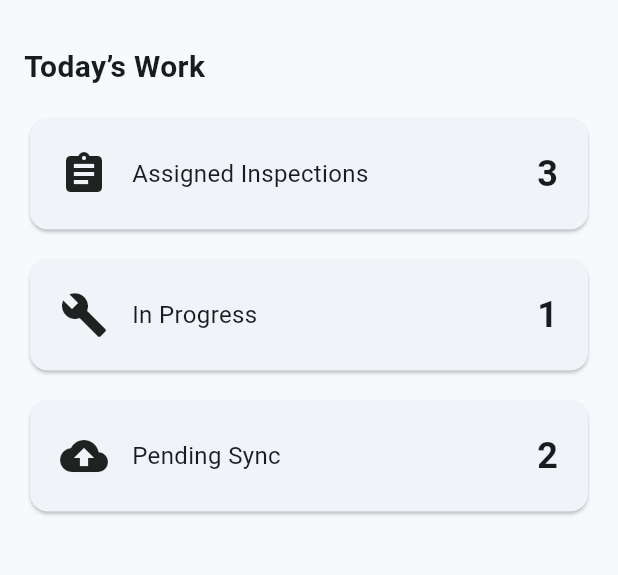
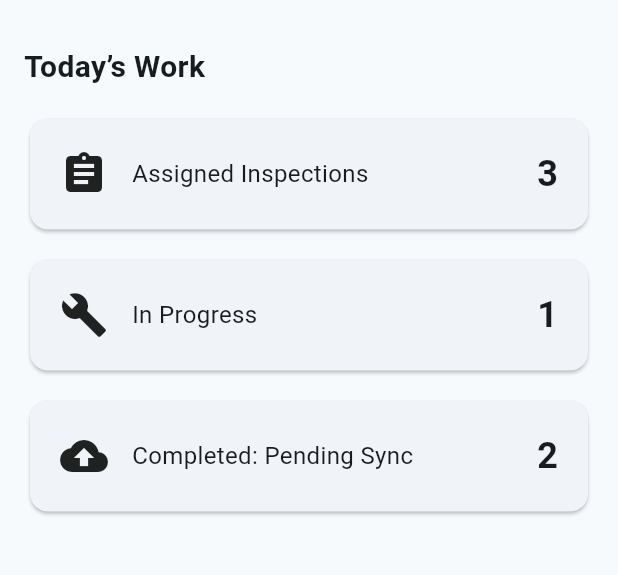
Before and after one commit to Alex-Cooke192/Cross_Platform_Programming_Assignment_2_Maintenance_Logging_System, a Flutter app: the screen it shows after launch, on a phone screen of 412 x 824 dp, the part 63-638 px from its top. Run offline on Flutter 3.47's test engine with Material 3 defaults, Android fonts, the phone set to English and light mode, and no system bars; our stand-ins replace drift; accounts and stored records are empty; generated files the repository leaves out were written again.

Commit message:
Now shows 'pending sync' inspections as completed

```diff
--- a/lib/screens/home_screen.dart
+++ b/lib/screens/home_screen.dart
@@ -48,7 +48,7 @@ class HomeScreen extends StatelessWidget {
             const SizedBox(height: 12),
 
             _DashboardCard(
-              title: 'Pending Sync',
+              title: 'Completed: Pending Sync',
               value: '2',
               icon: Icons.cloud_upload,
               onTap: () {},
```
